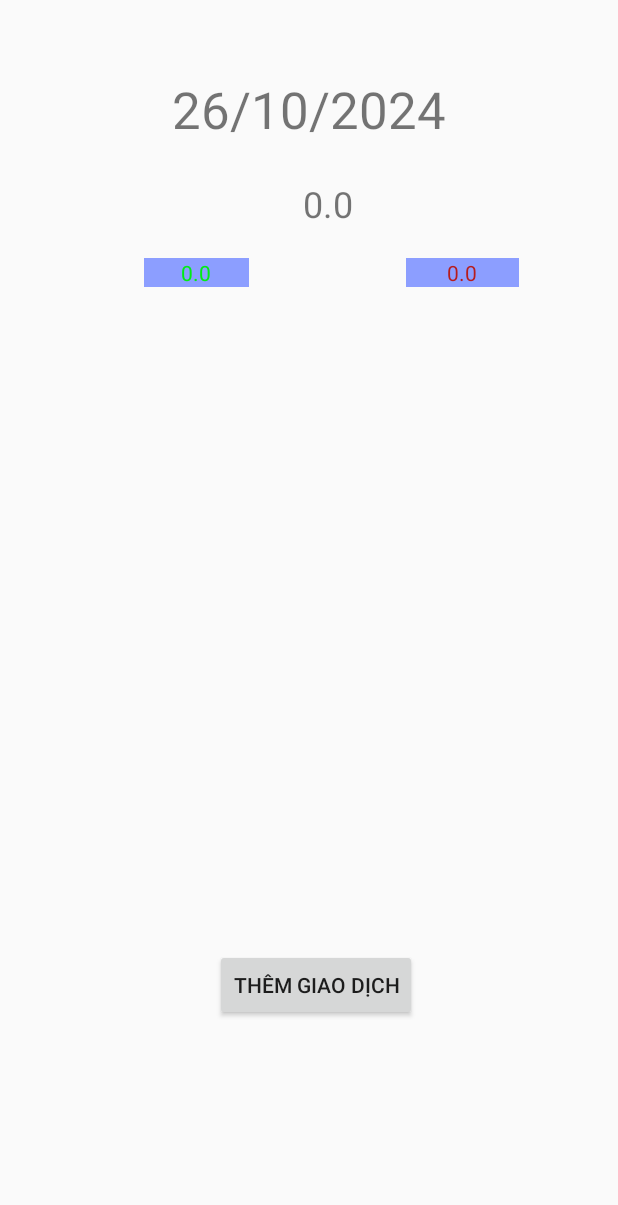
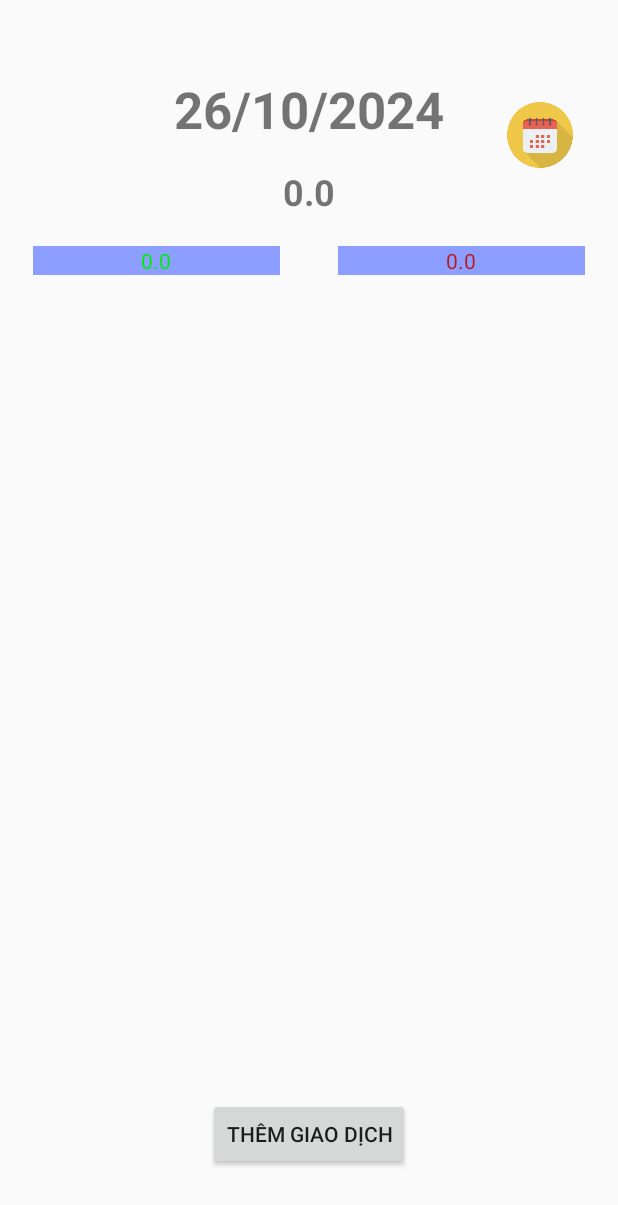
Before and after one commit to nghmyyy/laptrinhungdung_ptit, an Android app built with Jetpack Compose: the screen it shows after launch (MainActivity), on a phone screen of 412 x 824 dp. Shown: the top 1205 px of the screen. Run offline under Robolectric (Android 15) with nearby library versions, the phone set to English and light mode, and no system bars.

Commit message:
Your commit message

```diff
--- a/app/build.gradle.kts
+++ b/app/build.gradle.kts
@@ -60,6 +60,8 @@ dependencies {
     implementation(libs.androidx.ui.tooling.preview)
     implementation(libs.androidx.material3)
     implementation(libs.androidx.constraintlayout)
+    implementation("com.applandeo:material-calendar-view:1.9.2")
+    implementation(libs.androidx.recyclerview)
     testImplementation(libs.junit)
     androidTestImplementation(libs.androidx.junit)
     androidTestImplementation(libs.androidx.espresso.core)
--- a/app/src/main/AndroidManifest.xml
+++ b/app/src/main/AndroidManifest.xml
@@ -25,6 +25,7 @@
 
         <activity android:name=".activity.AddTransactionActivity" />
         <activity android:name=".activity.AddCatAct" />
+        <activity android:name=".activity.MaterialCalendarViewAct"/>
     </application>
 
 </manifest>
--- a/app/src/main/java/com/map/nguyen_ha_my/bt2_lancuoi/activity/MainActivity.kt
+++ b/app/src/main/java/com/map/nguyen_ha_my/bt2_lancuoi/activity/MainActivity.kt
@@ -1,28 +1,17 @@
 package com.map.nguyen_ha_my.bt2_lancuoi.activity
 
 import android.content.Intent
-import android.icu.util.Calendar
+import java.util.Calendar
 import android.os.Bundle
-import android.view.View
 import android.widget.Button
+import android.widget.ImageView
 import android.widget.ListView
 import android.widget.TextView
 import androidx.activity.ComponentActivity
-import androidx.activity.compose.setContent
 import androidx.activity.enableEdgeToEdge
-import androidx.compose.foundation.layout.fillMaxSize
-import androidx.compose.foundation.layout.padding
-import androidx.compose.material3.Scaffold
-import androidx.compose.material3.Text
-import androidx.compose.runtime.Composable
-import androidx.compose.ui.Modifier
-import androidx.compose.ui.tooling.preview.Preview
 import com.map.nguyen_ha_my.bt2_lancuoi.R
 import com.map.nguyen_ha_my.bt2_lancuoi.adapter.TransactionAdapter
 import com.map.nguyen_ha_my.bt2_lancuoi.database.SQLHelper
-import com.map.nguyen_ha_my.bt2_lancuoi.model.Transaction
-import com.map.nguyen_ha_my.bt2_lancuoi.model.TransactionWithInOut
-import com.map.nguyen_ha_my.bt2_lancuoi.ui.theme.Bt2_lancuoiTheme
 import java.text.SimpleDateFormat
 import java.util.Date
 import java.util.Locale
@@ -34,8 +23,8 @@ class MainActivity : ComponentActivity() {
     private lateinit var txtSumIn: TextView
     private lateinit var txtSumOut: TextView
     private lateinit var listTransaction: ListView
-    private lateinit var transactions: List<Transaction>
     private lateinit var btnAddTransaction: Button
+    private lateinit var imgCalendar: ImageView
 
     override fun onCreate(savedInstanceState: Bundle?) {
         super.onCreate(savedInstanceState)
@@ -43,29 +32,37 @@ class MainActivity : ComponentActivity() {
         setContentView(R.layout.main)
         initView()
 
-        //gọi database
+        // Khởi tạo SQLHelper
         sqlHelper = SQLHelper(this)
 
-        //setDate cho textDate
+        // Set Date cho textDate
         setCurrentDate()
 
-        //setSum cho textSum
+        // Set Sum cho txtSum
         setCurrentSum()
 
-        //setSumIn cho txtSumIn, setSumOut cho txtSumOut
+        // Set SumIn cho txtSumIn, setSumOut cho txtSumOut
         setCurrentSumIn()
         setCurrentSumOut()
 
         // Set ListView
-        val transactionWithInOuts = sqlHelper.getTransactionByDate(Date()) // Chỉ lấy danh sách Transaction
-        val adapter = TransactionAdapter(this, transactionWithInOuts) // Vẫn sử dụng TransactionAdapter
-        listTransaction.adapter = adapter
+        updateTransactionList(Date())
 
-        //setIntent cho btnAdd
+        // Set Intent cho btnAdd
         btnAddTransaction.setOnClickListener {
             val intent = Intent(this, AddTransactionActivity::class.java)
             startActivity(intent)
         }
+
+
+
+        // Sự kiện cho imgCalendar
+        imgCalendar.setOnClickListener {
+            val intent = Intent(this, MaterialCalendarViewAct::class.java)
+            startActivity(intent)
+        }
+
+
     }
 
     private fun initView() {
@@ -75,6 +72,7 @@ class MainActivity : ComponentActivity() {
         txtSumOut = findViewById(R.id.txtSumOut)
         listTransaction = findViewById(R.id.listTransaction)
         btnAddTransaction = findViewById(R.id.btnAddTransaction)
+        imgCalendar = findViewById(R.id.imgCalendar)
     }
 
     private fun setCurrentDate() {
@@ -84,7 +82,6 @@ class MainActivity : ComponentActivity() {
     }
 
     private fun setCurrentSum() {
-        //lay Date tu textDate
         val dateString = textDate.text.toString()
         val formatDate = SimpleDateFormat("dd/MM/yyyy", Locale.getDefault())
         val date: Date = formatDate.parse(dateString) ?: Date()
@@ -107,4 +104,21 @@ class MainActivity : ComponentActivity() {
         val getTotalSumOut = sqlHelper.getSumOfOutByDate(date)
         txtSumOut.text = getTotalSumOut.toString()
     }
+
+    private fun updateUIWithSelectedDate(selectedDate: Date) {
+        val formatDate = SimpleDateFormat("dd/MM/yyyy", Locale.getDefault())
+        textDate.text = formatDate.format(selectedDate)
+
+        setCurrentSum()
+        setCurrentSumIn()
+        setCurrentSumOut()
+
+        updateTransactionList(selectedDate)
+    }
+
+    private fun updateTransactionList(date: Date) {
+        val transactionWithInOuts = sqlHelper.getTransactionByDate(date)
+        val adapter = TransactionAdapter(this, transactionWithInOuts)
+        listTransaction.adapter = adapter
+    }
 }
--- a/app/src/main/res/layout/main.xml
+++ b/app/src/main/res/layout/main.xml
@@ -7,8 +7,7 @@
     android:layout_height="match_parent"
     tools:context=".activity.MainActivity">
 
-    <!-- Ẩn thông báo ban đầu -->
-
+    <!-- Ngày hiện tại -->
     <TextView
         android:id="@+id/textDate"
         android:layout_width="wrap_content"
@@ -16,71 +15,94 @@
         android:layout_marginTop="50dp"
         android:text="Ngày hiện tại"
         android:textSize="34sp"
+        android:textStyle="bold"
         app:layout_constraintBottom_toTopOf="@+id/txtSum"
         app:layout_constraintEnd_toEndOf="parent"
         app:layout_constraintStart_toStartOf="parent"
-        app:layout_constraintTop_toTopOf="parent"
-        app:layout_constraintVertical_bias="0.5" />
+        app:layout_constraintTop_toTopOf="parent" />
 
+    <!-- Tổng thu chi -->
     <TextView
         android:id="@+id/txtSum"
         android:layout_width="wrap_content"
         android:layout_height="wrap_content"
-        android:layout_marginTop="24dp"
+        android:layout_marginTop="16dp"
         android:text="Tổng thu chi"
         android:textSize="24sp"
+        android:textStyle="bold"
         app:layout_constraintEnd_toEndOf="@+id/textDate"
-        app:layout_constraintHorizontal_bias="0.587"
         app:layout_constraintStart_toStartOf="@+id/textDate"
         app:layout_constraintTop_toBottomOf="@+id/textDate" />
 
+    <!-- ListView để hiển thị giao dịch -->
+
+    <!-- CalendarView để chọn ngày -->
+
     <ListView
         android:id="@+id/listTransaction"
-        android:layout_width="285dp"
-        android:layout_height="348dp"
-        android:layout_marginTop="40dp"
-        app:layout_constraintEnd_toEndOf="parent"
-        app:layout_constraintStart_toStartOf="parent"
+        android:layout_width="304dp"
+        android:layout_height="395dp"
+        android:layout_marginTop="28dp"
+        app:layout_constraintEnd_toEndOf="@+id/txtSumOut"
+        app:layout_constraintHorizontal_bias="0.49"
+        app:layout_constraintStart_toStartOf="@+id/txtSumIn"
         app:layout_constraintTop_toBottomOf="@+id/txtSumOut" />
 
+
+
+    <!-- Nút thêm giao dịch -->
     <Button
         android:id="@+id/btnAddTransaction"
         android:layout_width="wrap_content"
         android:layout_height="wrap_content"
-        android:layout_marginTop="48dp"
+        android:layout_marginBottom="44dp"
         android:text="Thêm giao dịch"
         app:layout_constraintBottom_toBottomOf="parent"
-        app:layout_constraintEnd_toEndOf="@+id/listTransaction"
-        app:layout_constraintHorizontal_bias="0.529"
-        app:layout_constraintStart_toStartOf="@+id/listTransaction"
-        app:layout_constraintTop_toBottomOf="@+id/listTransaction"
-        app:layout_constraintVertical_bias="0.035" />
+        app:layout_constraintEnd_toEndOf="parent"
+        app:layout_constraintStart_toStartOf="parent" />
 
+    <!-- Tổng tiền vào -->
     <TextView
         android:id="@+id/txtSumIn"
-        android:layout_width="70dp"
+        android:layout_width="0dp"
         android:layout_height="wrap_content"
-        android:layout_marginStart="96dp"
         android:layout_marginTop="20dp"
+        android:layout_marginEnd="8dp"
         android:background="#8C9EFF"
         android:gravity="center"
         android:text="SUM IN"
         android:textColor="#00ED12"
+        app:layout_constraintEnd_toStartOf="@+id/txtSumOut"
         app:layout_constraintStart_toStartOf="parent"
-        app:layout_constraintTop_toBottomOf="@+id/txtSum" />
+        app:layout_constraintTop_toBottomOf="@+id/txtSum"
+        app:layout_constraintWidth_percent="0.4"/>
 
+    <!-- Tổng tiền ra -->
     <TextView
         android:id="@+id/txtSumOut"
-        android:layout_width="75dp"
+        android:layout_width="0dp"
         android:layout_height="wrap_content"
         android:layout_marginTop="20dp"
+        android:layout_marginStart="8dp"
         android:background="#8C9EFF"
         android:gravity="center"
         android:text="SUM OUT"
         android:textColor="#B71C1C"
+        app:layout_constraintStart_toEndOf="@+id/txtSumIn"
         app:layout_constraintEnd_toEndOf="parent"
-        app:layout_constraintHorizontal_bias="0.614"
-        app:layout_constraintStart_toEndOf="@+id/txtSumIn"
-        app:layout_constraintTop_toBottomOf="@+id/txtSum" />
+        app:layout_constraintTop_toBottomOf="@+id/txtSum"
+        app:layout_constraintWidth_percent="0.4"/>
+
+    <!-- Biểu tượng lịch -->
+    <ImageView
+        android:id="@+id/imgCalendar"
+        android:layout_width="48dp"
+        android:layout_height="48dp"
+        android:layout_marginTop="16dp"
+        android:layout_marginEnd="28dp"
+        android:clickable="true"
+        android:src="@drawable/calendar"
+        app:layout_constraintEnd_toEndOf="parent"
+        app:layout_constraintTop_toTopOf="@+id/textDate" />
 
 </androidx.constraintlayout.widget.ConstraintLayout>
--- a/gradle/libs.versions.toml
+++ b/gradle/libs.versions.toml
@@ -9,6 +9,7 @@ lifecycleRuntimeKtx = "2.8.6"
 activityCompose = "1.9.2"
 composeBom = "2024.04.01"
 constraintlayout = "2.1.4"
+recyclerview = "1.3.2"
 
 [libraries]
 androidx-core-ktx = { group = "androidx.core", name = "core-ktx", version.ref = "coreKtx" }
@@ -26,6 +27,7 @@ androidx-ui-test-manifest = { group = "androidx.compose.ui", name = "ui-test-man
 androidx-ui-test-junit4 = { group = "androidx.compose.ui", name = "ui-test-junit4" }
 androidx-material3 = { group = "androidx.compose.material3", name = "material3" }
 androidx-constraintlayout = { group = "androidx.constraintlayout", name = "constraintlayout", version.ref = "constraintlayout" }
+androidx-recyclerview = { group = "androidx.recyclerview", name = "recyclerview", version.ref = "recyclerview" }
 
 [plugins]
 android-application = { id = "com.android.application", version.ref = "agp" }
```
Also changed, not shown: app/src/main/java/com/map/nguyen_ha_my/bt2_lancuoi/activity/MaterialCalendarViewAct.kt (added, +109 -0 lines), app/src/main/java/com/map/nguyen_ha_my/bt2_lancuoi/adapter/CalendarAdapter.kt (added, +64 -0 lines), app/src/main/java/com/map/nguyen_ha_my/bt2_lancuoi/database/SQLHepler.kt (+26 -4 lines), app/src/main/res/layout/day_item.xml (added, +42 -0 lines), app/src/main/res/layout/material_calendar_view.xml (added, +42 -0 lines), app/src/main/res/layout/recycleview_calendar.xml (added, +17 -0 lines), app/src/main/res/drawable/calendar.png (added), app/src/main/res/drawable/transaction_icon.png (added), settings.gradle.kts (line endings or trailing spaces).
